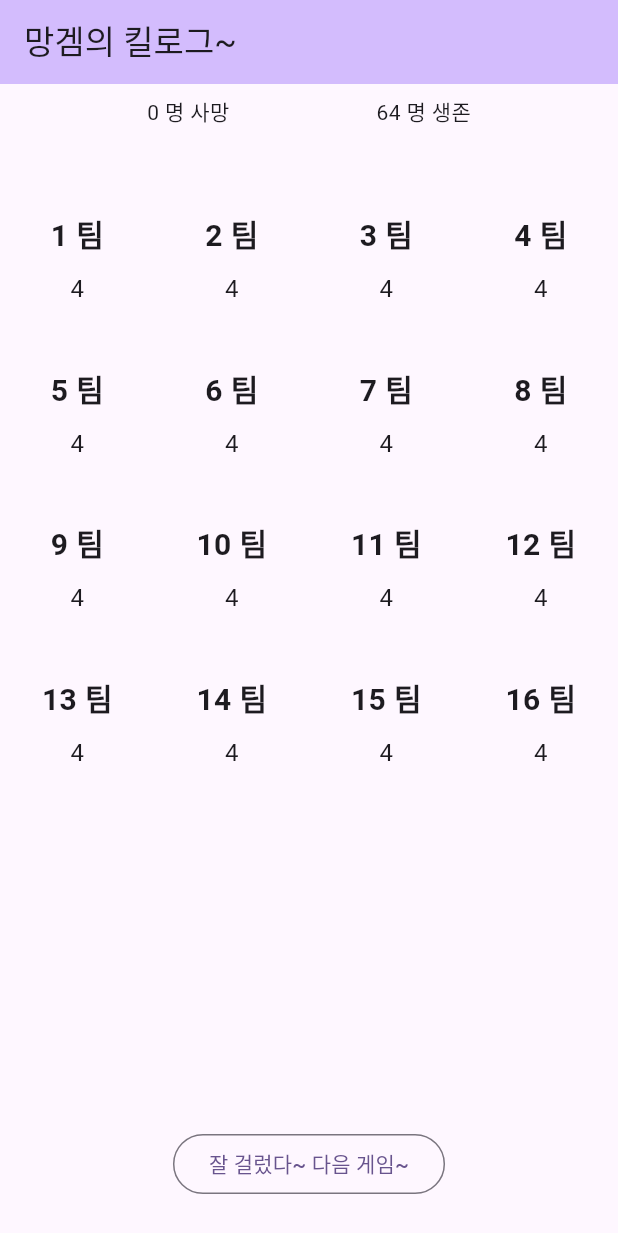
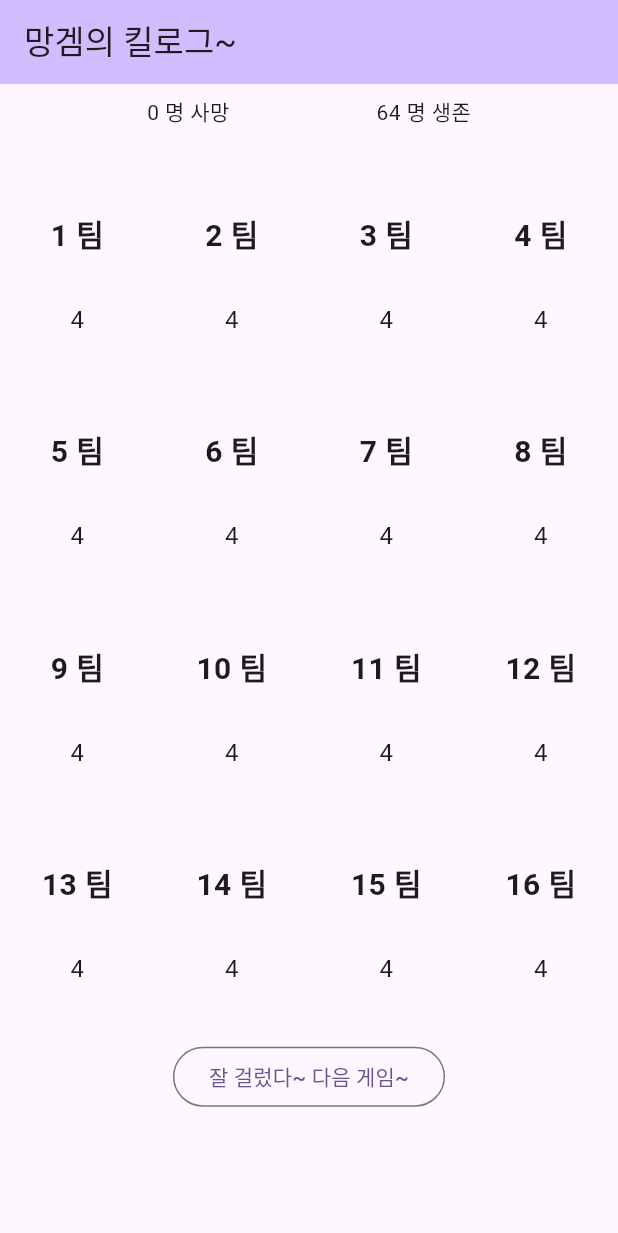
Before and after one commit to philiplee25/flutter_pubg_killlog, a Flutter app: the screen it shows after launch, after a tap on "잘 걸렀다~ 다음 게임~", on a phone screen of 412 x 824 dp. Shown: the top 1233 px of the screen. Run offline on Flutter 3.47's test engine with Material 3 defaults, Android fonts, the phone set to English and light mode, and no system bars.

Commit message:
gridview 한 화면에 표시

```diff
--- a/lib/presentation/main_screen.dart
+++ b/lib/presentation/main_screen.dart
@@ -60,11 +60,22 @@ class _KillLogScreenState extends State<KillLogScreen> {
   void resetItems() {
     setState(() {
       items = initItems.map((item) => Map<String, dynamic>.from(item)).toList();
+      totalLive = 64;
+      totalDead = 0;
     });
   }
 
   @override
   Widget build(BuildContext context) {
+    // 현재 화면 크기 가져오기
+    final double screenHeight = MediaQuery.of(context).size.height;
+    final double screenWidth = MediaQuery.of(context).size.width;
+
+    // grid 한 칸의 높이 및 너비 계산
+    final double gridHeight = screenHeight * 0.7; // 화면 높이의 50%를 GridView로 설정
+    final double gridItemWidth = screenWidth / 4; // 4x4 그리드이므로 4로 나눔
+    final double gridItemHeight = gridHeight / 4; // 4x4 그리드이므로 4로 나눔
+
     return Scaffold(
       appBar: AppBar(
         backgroundColor: Theme.of(context).colorScheme.inversePrimary,
@@ -85,12 +96,15 @@ class _KillLogScreenState extends State<KillLogScreen> {
               ),
             ),
           ),
-          Expanded(
+          SizedBox(
+            height: gridHeight, // GridView의 높이를 고정
             child: Padding(
               padding: const EdgeInsets.only(top: 24.0),
               child: GridView.builder(
-                gridDelegate: const SliverGridDelegateWithFixedCrossAxisCount(
+                gridDelegate: SliverGridDelegateWithFixedCrossAxisCount(
                   crossAxisCount: 4, // 4개의 열로 구성
+                  childAspectRatio:
+                      gridItemWidth / gridItemHeight, // grid 한 칸의 비율 설정
                 ),
                 itemCount: 16,
                 itemBuilder: (context, index) {
```
